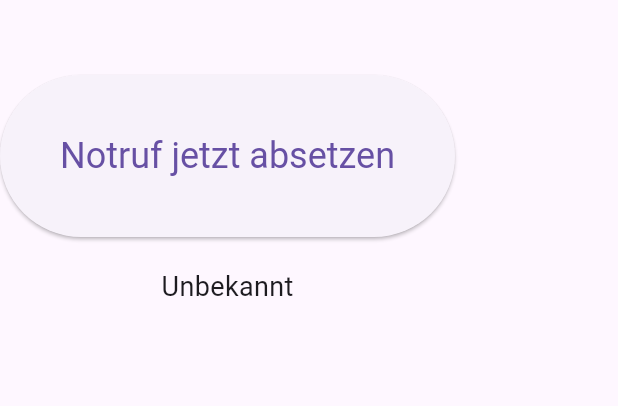
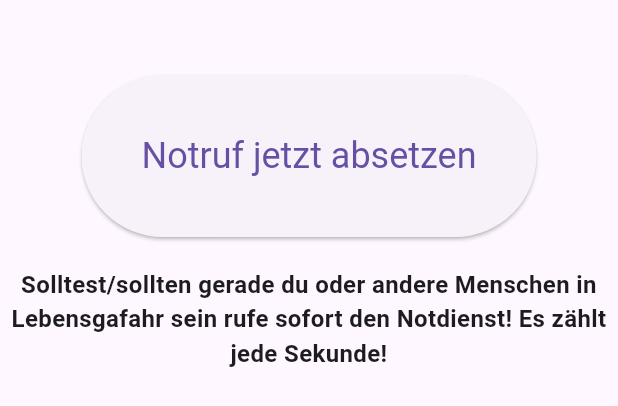
Before and after one commit to JoLeClJh/GerEA, a Flutter app: the NotrufPage widget shown alone on an empty page, opened directly, on a phone screen of 412 x 824 dp. Shown: the top 406 px of the screen. Run offline on Flutter 3.47's test engine with Material 3 defaults, Android fonts, the light colour scheme and no system bars; our stand-ins replace local_auth, permission_handler, speech_to_text; missing offline and left inert: flutter_phone_direct_caller.

Commit message:
Callfunction added

```diff
--- a/lib/main.dart
+++ b/lib/main.dart
@@ -1,5 +1,6 @@
 // Hauptimport
 import 'package:flutter/material.dart';
+import 'package:flutter_phone_direct_caller/flutter_phone_direct_caller.dart';
 import 'package:permission_handler/permission_handler.dart';
 import 'package:speech_to_text/speech_to_text.dart' as stt;
 import 'package:local_auth/local_auth.dart';
@@ -210,7 +211,7 @@ class _NotrufPageState extends State<NotrufPage> {
       children: [
         SizedBox(height: 50),
         ElevatedButton(
-          onPressed: _checkPermissions,
+          onPressed:  _checkPermissions , onLongPress: () => FlutterPhoneDirectCaller.callNumber('1111112121'),
           style: ElevatedButton.styleFrom(
             padding: EdgeInsets.symmetric(horizontal: 40, vertical: 40),
             textStyle: TextStyle(fontSize: 24),
@@ -218,7 +219,7 @@ class _NotrufPageState extends State<NotrufPage> {
           child: Text('Notruf jetzt absetzen'),
         ),
         SizedBox(height: 20),
-        Text(_permissionStatus, style: TextStyle(fontSize: 18)),
+        Text("Solltest/sollten gerade du oder andere Menschen in Lebensgafahr sein rufe sofort den Notdienst! Es zählt jede Sekunde!", style: TextStyle(fontSize: 16, fontWeight: FontWeight.bold), textAlign: TextAlign.center),
       ],
     );
   }
--- a/pubspec.yaml
+++ b/pubspec.yaml
@@ -38,6 +38,7 @@ dependencies:
   permission_handler: ^12.0.0+1
   speech_to_text: ^7.0.0
   local_auth: ^2.1.6
+  flutter_phone_direct_caller: ^2.2.1
 
 dev_dependencies:
   flutter_test:
```
Also changed, not shown: pubspec.lock.
